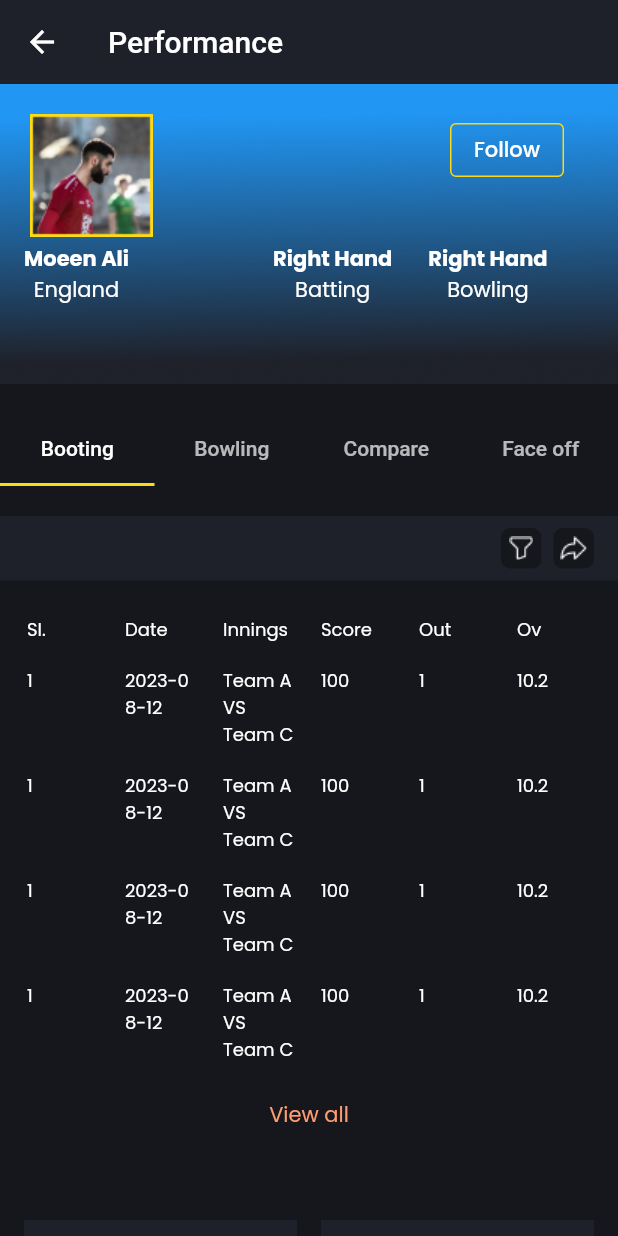
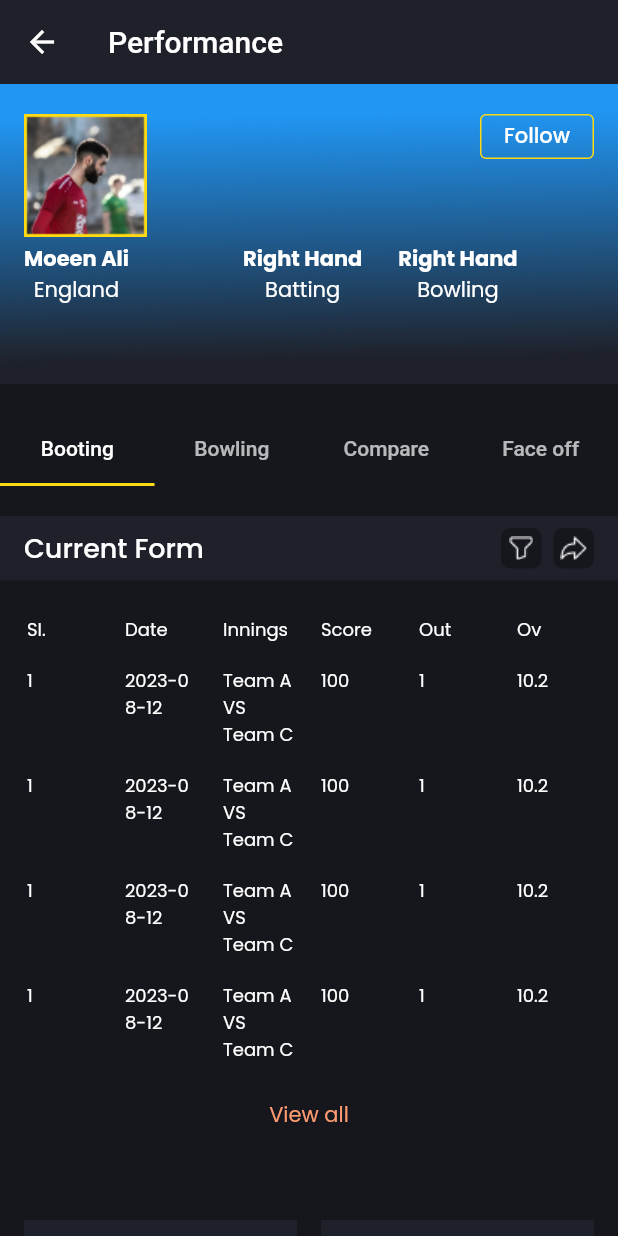
Before and after one commit to nmustakim/intern-assesment, a Flutter app: the PerformanceScreen screen opened directly, on a phone screen of 412 x 824 dp. Run offline on Flutter 3.47's test engine with Material 2 defaults, Android fonts, the phone set to English and light mode, and no system bars; our stand-ins replace get, google_fonts.

Commit message:
performance

```diff
--- a/lib/screens/performance_screen.dart
+++ b/lib/screens/performance_screen.dart
@@ -48,16 +48,19 @@ class PerformanceScreenState extends State<PerformanceScreen>
                     fit: BoxFit.cover,
                   ),
                 ),
-                Positioned(
-                  top: 20,
-                  left: 20,
+                Row(
+                  crossAxisAlignment: CrossAxisAlignment.start,
+                  mainAxisAlignment: MainAxisAlignment.spaceBetween,
+                  children: [
+                    Container(
+                      margin: EdgeInsets.only(top: 20,left: 16),
                       child: Image.asset(
                         'assets/images/pro_pic.png',
                       ),
                     ),
-                Positioned(
-                  top: 20,
-                  left: 300,
+                    Container(
+                      margin: EdgeInsets.only(top: 20,right: 16),
+                      height: 30,
                       child: OutlinedButton(
                           onPressed: () {},
                           style: OutlinedButton.styleFrom(
@@ -67,9 +70,14 @@ class PerformanceScreenState extends State<PerformanceScreen>
                             style: GoogleFonts.poppins(color: Colors.white),
                           )),
                     ),
+                  ],
+                ),
+
                 Positioned(
                   top: 106,
                   left: 16,
+                  child: Container(
+
                     child: Row(
                       mainAxisAlignment: MainAxisAlignment.spaceEvenly,
                       children: [
@@ -88,7 +96,7 @@ class PerformanceScreenState extends State<PerformanceScreen>
                           ],
                         ),
                         const SizedBox(
-                        width: 96,
+                          width: 76,
                         ),
                         Column(
                           children: [
@@ -120,8 +128,10 @@ class PerformanceScreenState extends State<PerformanceScreen>
                               style: GoogleFonts.poppins(color: Colors.white),
                             )
                           ],
-                      )
+                        ),
+
                       ],
+                    ),
                   ),
                 )
               ],
@@ -139,11 +149,15 @@ class PerformanceScreenState extends State<PerformanceScreen>
             ),
             const SizedBox(height: 20),
             Container(
+              padding: EdgeInsets.only(left: 16),
               height: 43,
               color: const Color(0xFF1F212A),
               child: Row(
-                mainAxisAlignment: MainAxisAlignment.end,
+
                 children: [
+                  Text('Current Form',style: GoogleFonts.poppins(color: Colors.white,fontWeight: FontWeight.w500,fontSize: 18),)
+                  ,
+                  Expanded(child: const SizedBox()),
                   Container(
                       width: 27,
                       height: 27,
```
Also changed, not shown: lib/screens/powerplay_screen.dart (+5 -8 lines). Lines whose indentation alone changed are shown as unchanged.
